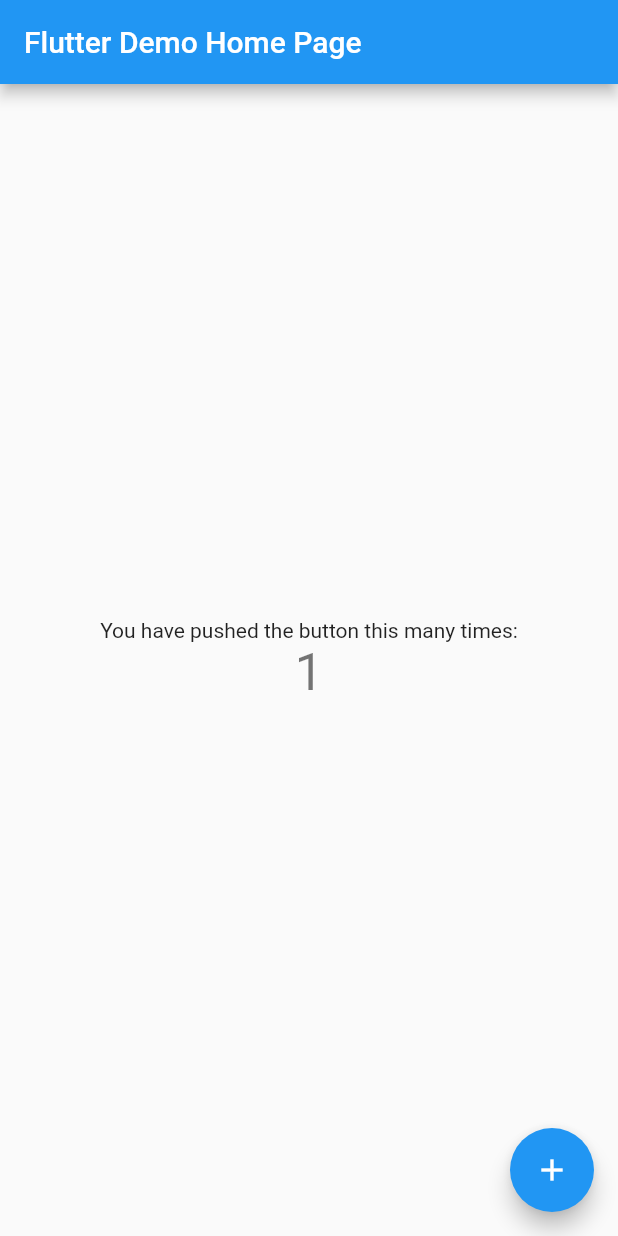
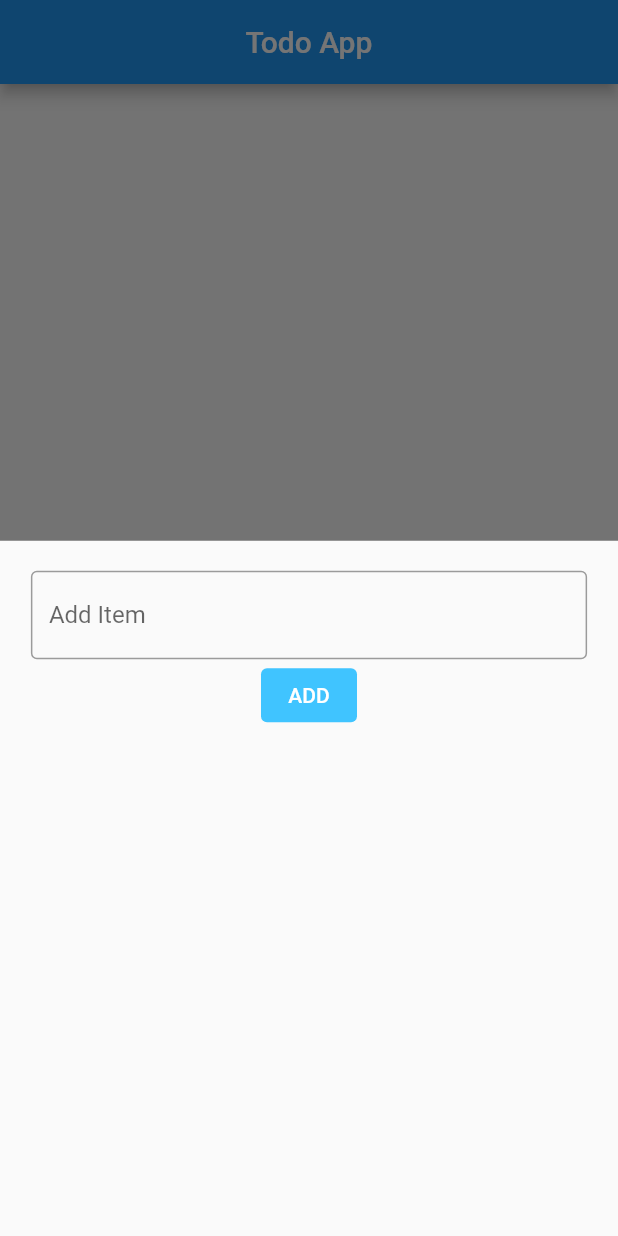
Before and after one commit to IanFan21/todo_app, a Flutter app: the screen it shows after launch, after a tap on the "add" icon, on a phone screen of 412 x 824 dp. Run offline on Flutter 3.47's test engine with Material 2 defaults, Android fonts, the phone set to English and light mode, and no system bars; our stand-ins replace cloud_firestore, firebase_core; accounts and stored records are empty.

```diff
--- a/lib/main.dart
+++ b/lib/main.dart
@@ -1,115 +1,141 @@
 import 'package:flutter/material.dart';
+import 'package:firebase_core/firebase_core.dart';
+import 'package:cloud_firestore/cloud_firestore.dart';
 
-void main() {
+void main() async {
+  WidgetsFlutterBinding.ensureInitialized();
+  await Firebase.initializeApp();
   runApp(const MyApp());
 }
 
+final db = FirebaseFirestore.instance;
+String? value;
+
 class MyApp extends StatelessWidget {
   const MyApp({Key? key}) : super(key: key);
-
   // This widget is the root of your application.
   @override
   Widget build(BuildContext context) {
     return MaterialApp(
-      title: 'Flutter Demo',
       theme: ThemeData(
-        // This is the theme of your application.
-        //
-        // Try running your application with "flutter run". You'll see the
-        // application has a blue toolbar. Then, without quitting the app, try
-        // changing the primarySwatch below to Colors.green and then invoke
-        // "hot reload" (press "r" in the console where you ran "flutter run",
-        // or simply save your changes to "hot reload" in a Flutter IDE).
-        // Notice that the counter didn't reset back to zero; the application
-        // is not restarted.
         primarySwatch: Colors.blue,
       ),
-      home: const MyHomePage(title: 'Flutter Demo Home Page'),
+      debugShowCheckedModeBanner: false,
+      home: const MyHomePage(),
     );
   }
 }
 
-class MyHomePage extends StatefulWidget {
-  const MyHomePage({Key? key, required this.title}) : super(key: key);
-
-  // This widget is the home page of your application. It is stateful, meaning
-  // that it has a State object (defined below) that contains fields that affect
-  // how it looks.
-
-  // This class is the configuration for the state. It holds the values (in this
-  // case the title) provided by the parent (in this case the App widget) and
-  // used by the build method of the State. Fields in a Widget subclass are
-  // always marked "final".
-
-  final String title;
-
-  @override
-  State<MyHomePage> createState() => _MyHomePageState();
-}
-
-class _MyHomePageState extends State<MyHomePage> {
-  int _counter = 0;
-
-  void _incrementCounter() {
-    setState(() {
-      // This call to setState tells the Flutter framework that something has
-      // changed in this State, which causes it to rerun the build method below
-      // so that the display can reflect the updated values. If we changed
-      // _counter without calling setState(), then the build method would not be
-      // called again, and so nothing would appear to happen.
-      _counter++;
-    });
-  }
-
+class MyHomePage extends StatelessWidget {
+  const MyHomePage({Key? key}) : super(key: key);
   @override
   Widget build(BuildContext context) {
-    // This method is rerun every time setState is called, for instance as done
-    // by the _incrementCounter method above.
-    //
-    // The Flutter framework has been optimized to make rerunning build methods
-    // fast, so that you can just rebuild anything that needs updating rather
-    // than having to individually change instances of widgets.
     return Scaffold(
+      bottomNavigationBar: FloatingActionButton(
+        onPressed: () {
+          // When the User clicks on the button, display a BottomSheet
+          showModalBottomSheet(
+            context: context,
+            builder: (context) {
+              return showBottomSheet(context, false, null);
+            },
+          );
+        },
+        child: const Icon(Icons.add),
+      ),
       appBar: AppBar(
-        // Here we take the value from the MyHomePage object that was created by
-        // the App.build method, and use it to set our appbar title.
-        title: Text(widget.title),
+        title: const Text('Todo App'),
+        centerTitle: true,
       ),
-      body: Center(
-        // Center is a layout widget. It takes a single child and positions it
-        // in the middle of the parent.
-        child: Column(
-          // Column is also a layout widget. It takes a list of children and
-          // arranges them vertically. By default, it sizes itself to fit its
-          // children horizontally, and tries to be as tall as its parent.
-          //
-          // Invoke "debug painting" (press "p" in the console, choose the
-          // "Toggle Debug Paint" action from the Flutter Inspector in Android
-          // Studio, or the "Toggle Debug Paint" command in Visual Studio Code)
-          // to see the wireframe for each widget.
-          //
-          // Column has various properties to control how it sizes itself and
-          // how it positions its children. Here we use mainAxisAlignment to
-          // center the children vertically; the main axis here is the vertical
-          // axis because Columns are vertical (the cross axis would be
-          // horizontal).
-          mainAxisAlignment: MainAxisAlignment.center,
-          children: <Widget>[
-            const Text(
-              'You have pushed the button this many times:',
-            ),
-            Text(
-              '$_counter',
-              style: Theme.of(context).textTheme.headline4,
-            ),
-          ],
-        ),
+      body: StreamBuilder(
+        // Reading Items form our Database Using the StreamBuilder widget
+        stream: db.collection('todos').snapshots(),
+        builder: (BuildContext context, AsyncSnapshot snapshot) {
+          if (!snapshot.hasData) {
+            return const Center(
+              child: CircularProgressIndicator(),
+            );
+          }
+          return ListView.builder(
+            itemCount: snapshot.data?.docs.length,
+            itemBuilder: (context, int index) {
+              DocumentSnapshot documentSnapshot = snapshot.data.docs[index];
+              return ListTile(
+                title: Text(documentSnapshot['todo']),
+                onTap: () {
+                  // Here We Will Add The Update Feature and passed the value 'true' to the is update
+                  // feature.
+                  showModalBottomSheet(
+                    context: context,
+                    builder: (BuildContext context) {
+                      return showBottomSheet(context, true, documentSnapshot);
+                    },
+                  );
+                },
+                trailing: IconButton(
+                  icon: const Icon(
+                    Icons.delete_outline,
+                  ),
+                  onPressed: () {
+                    // Here We Will Add The Delete Feature
+                    db.collection('todos').doc(documentSnapshot.id).delete();
+                  },
+                ),
+              );
+            },
+          );
+        },
       ),
-      floatingActionButton: FloatingActionButton(
-        onPressed: _incrementCounter,
-        tooltip: 'Increment',
-        child: const Icon(Icons.add),
-      ), // This trailing comma makes auto-formatting nicer for build methods.
     );
   }
 }
+
+showBottomSheet(
+    BuildContext context, bool isUpdate, DocumentSnapshot? documentSnapshot) {
+  // Added the isUpdate argument to check if our item has been updated
+  return Padding(
+    padding: const EdgeInsets.only(top: 20),
+    child: Column(
+      children: [
+        SizedBox(
+          width: MediaQuery.of(context).size.width * 0.9,
+          child: TextField(
+            decoration: InputDecoration(
+              border: const OutlineInputBorder(),
+              // Used a ternary operator to check if isUpdate is true then display
+              // Update Todo.
+              labelText: isUpdate ? 'Update Item' : 'Add Item',
+              hintText: 'Enter An Item',
+            ),
+            onChanged: (String _val) {
+              // Storing the value of the text entered in the variable value.
+              value = _val;
+            },
+          ),
+        ),
+        TextButton(
+            style: ButtonStyle(
+              backgroundColor:
+                  MaterialStateProperty.all(Colors.lightBlueAccent),
+            ),
+            onPressed: () {
+              // Check to see if isUpdate is true then update the value else add the value
+              if (isUpdate) {
+                db.collection('todos').doc(documentSnapshot?.id).update({
+                  'todo': value,
+                });
+              } else {
+                db.collection('todos').add({'todo': value});
+              }
+              Navigator.pop(context);
+            },
+            child: isUpdate
+                ? const Text(
+                    'UPDATE',
+                    style: TextStyle(color: Colors.white),
+                  )
+                : const Text('ADD', style: TextStyle(color: Colors.white))),
+      ],
+    ),
+  );
+}
--- a/pubspec.yaml
+++ b/pubspec.yaml
@@ -34,10 +34,13 @@ dependencies:
   # The following adds the Cupertino Icons font to your application.
   # Use with the CupertinoIcons class for iOS style icons.
   cupertino_icons: ^1.0.2
+  cloud_firestore: ^3.1.16
+  firebase_core: ^1.17.0
 
 dev_dependencies:
   flutter_test:
     sdk: flutter
+  change_app_package_name: ^1.0.0
 
   # The "flutter_lints" package below contains a set of recommended lints to
   # encourage good coding practices. The lint set provided by the package is
```
Also changed, not shown: pubspec.lock, 9 other files.
